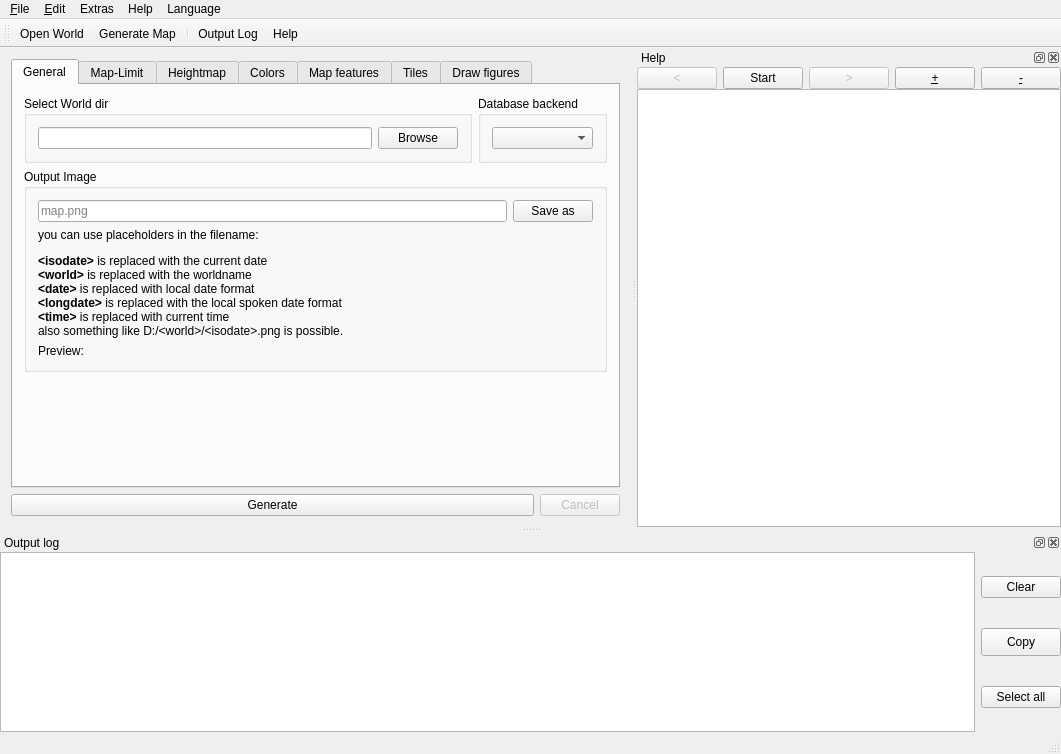
Old version of the form mainwindow.ui in the repository AirSThib/MinetestMapperGUI.
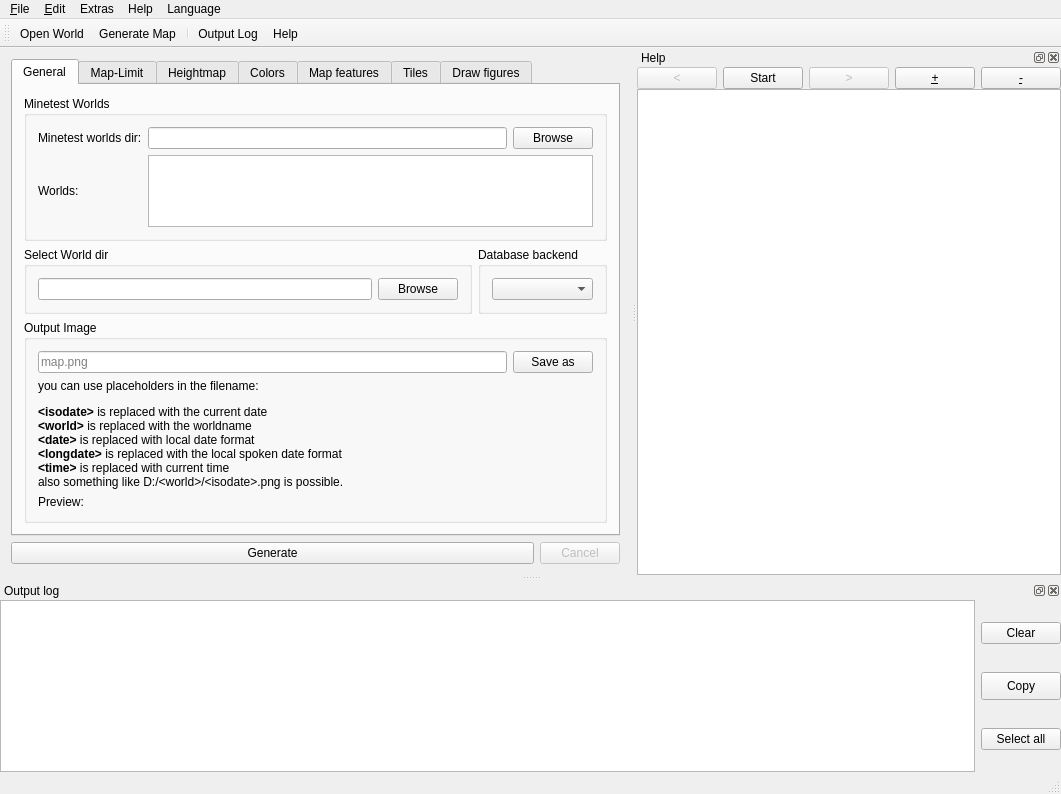
New version of the form. Icons and pictures are not drawn. Custom widgets are drawn as their Qt base class.

Commit message: Add new World Selector

Diff of the .ui file:
```diff
--- a/mainwindow.ui
+++ b/mainwindow.ui
@@ -7,7 +7,7 @@
     <x>0</x>
     <y>0</y>
     <width>1061</width>
-    <height>754</height>
+    <height>794</height>
    </rect>
   </property>
   <property name="windowTitle">
@@ -35,26 +35,29 @@
         <string>General</string>
        </attribute>
        <layout class="QGridLayout" name="gridLayout_5">
-        <item row="3" column="0">
-         <spacer name="verticalSpacer">
-          <property name="orientation">
-           <enum>Qt::Vertical</enum>
+        <item row="1" column="1">
+         <widget class="QGroupBox" name="groupBox">
+          <property name="title">
+           <string>Database backend</string>
           </property>
-          <property name="sizeHint" stdset="0">
-           <size>
-            <width>20</width>
-            <height>40</height>
-           </size>
-          </property>
-         </spacer>
+          <layout class="QVBoxLayout" name="verticalLayout_2">
+           <item>
+            <widget class="QComboBox" name="backend">
+             <property name="statusTip">
+              <string>Set or override the database backend to use. If you are not shure, select 'auto'</string>
+             </property>
+            </widget>
+           </item>
+          </layout>
+         </widget>
         </item>
-        <item row="0" column="0">
+        <item row="1" column="0">
          <widget class="QGroupBox" name="groupBox_2">
           <property name="title">
            <string>Select World dir</string>
           </property>
           <layout class="QGridLayout" name="gridLayout">
-           <item row="0" column="0">
+           <item row="1" column="0">
             <widget class="QLineEdit" name="path_World">
              <property name="statusTip">
               <string>Select the world directory, wich contains the world Database</string>
@@ -64,7 +67,7 @@
              </property>
             </widget>
            </item>
-           <item row="0" column="1">
+           <item row="1" column="1">
             <widget class="QPushButton" name="browseWorld">
              <property name="maximumSize">
               <size>
@@ -84,46 +87,26 @@
           </layout>
          </widget>
         </item>
-        <item row="0" column="1">
-         <widget class="QGroupBox" name="groupBox">
-          <property name="title">
-           <string>Database backend</string>
+        <item row="4" column="0">
+         <spacer name="verticalSpacer">
+          <property name="orientation">
+           <enum>Qt::Vertical</enum>
           </property>
-          <layout class="QVBoxLayout" name="verticalLayout_2">
-           <item>
-            <widget class="QComboBox" name="backend">
-             <property name="statusTip">
-              <string>Set or override the database backend to use. If you are not shure, select 'auto'</string>
-             </property>
-            </widget>
-           </item>
-          </layout>
-         </widget>
+          <property name="sizeHint" stdset="0">
+           <size>
+            <width>20</width>
+            <height>40</height>
+           </size>
+          </property>
+         </spacer>
         </item>
-        <item row="2" column="0" colspan="2">
+        <item row="3" column="0" colspan="2">
          <widget class="QGroupBox" name="groupBox_4">
           <property name="title">
            <string>Output Image</string>
           </property>
           <layout class="QGridLayout" name="gridLayout_2">
-           <item row="0" column="1">
-            <widget class="QPushButton" name="saveImage">
-             <property name="maximumSize">
-              <size>
-               <width>157</width>
-               <height>16777215</height>
-              </size>
-             </property>
-             <property name="text">
-              <string>Save as</string>
-             </property>
-             <property name="icon">
-              <iconset resource="minetestmappergui.qrc">
-               <normaloff>:/save</normaloff>:/save</iconset>
-             </property>
-            </widget>
-           </item>
-           <item row="0" column="0">
+           <item row="1" column="0">
             <widget class="QLineEdit" name="path_OutputImage">
              <property name="toolTip">
               <string>&lt;html&gt;&lt;head/&gt;&lt;body&gt;
@@ -145,23 +128,86 @@
              </property>
             </widget>
            </item>
+           <item row="1" column="1">
+            <widget class="QPushButton" name="saveImage">
+             <property name="maximumSize">
+              <size>
+               <width>157</width>
+               <height>16777215</height>
+              </size>
+             </property>
+             <property name="text">
+              <string>Save as</string>
+             </property>
+             <property name="icon">
+              <iconset resource="minetestmappergui.qrc">
+               <normaloff>:/save</normaloff>:/save</iconset>
+             </property>
+            </widget>
+           </item>
            <item row="2" column="0" colspan="2">
+            <widget class="QLabel" name="label_20">
+             <property name="text">
+              <string>&lt;html&gt;&lt;head/&gt;&lt;body&gt;
+&lt;p&gt;you can use placeholders in the filename:&lt;/p&gt;
+&lt;span style=&quot; font-weight:600;&quot;&gt;&amp;lt;isodate&amp;gt;&lt;/span&gt; is replaced with the current date&lt;br&gt;
+&lt;span style=&quot; font-weight:600;&quot;&gt;&amp;lt;world&amp;gt;&lt;/span&gt; is replaced with the worldname&lt;br&gt;
+&lt;span style=&quot; font-weight:600;&quot;&gt;&amp;lt;date&amp;gt;&lt;/span&gt; is replaced with local date format&lt;br&gt;
+&lt;span style=&quot; font-weight:600;&quot;&gt;&amp;lt;longdate&amp;gt;&lt;/span&gt; is replaced with the local spoken date format&lt;br&gt;
+&lt;span style=&quot; font-weight:600;&quot;&gt;&amp;lt;time&amp;gt;&lt;/span&gt; is replaced with current time&lt;br&gt;also something like D:/&amp;lt;world&amp;gt;/&amp;lt;isodate&amp;gt;.png is possible.&lt;/body&gt;&lt;/html&gt;</string>
+             </property>
+            </widget>
+           </item>
+           <item row="3" column="0" colspan="2">
             <widget class="QLabel" name="label_preview">
              <property name="text">
               <string>Preview: </string>
              </property>
             </widget>
            </item>
-           <item row="1" column="0" colspan="2">
-            <widget class="QLabel" name="label_20">
+          </layout>
+         </widget>
+        </item>
+        <item row="0" column="0" colspan="2">
+         <widget class="QGroupBox" name="groupBox_15">
+          <property name="title">
+           <string>Minetest Worlds</string>
+          </property>
+          <layout class="QGridLayout" name="gridLayout_17">
+           <item row="0" column="1">
+            <widget class="QLineEdit" name="path_minetestWorlds"/>
+           </item>
+           <item row="0" column="0">
+            <widget class="QLabel" name="label_22">
              <property name="text">
-              <string>&lt;html&gt;&lt;head/&gt;&lt;body&gt;
-&lt;p&gt;you can use placeholders in the filename:&lt;/p&gt;
-&lt;span style=&quot; font-weight:600;&quot;&gt;&amp;lt;isodate&amp;gt;&lt;/span&gt; is replaced with the current date&lt;br&gt;
-&lt;span style=&quot; font-weight:600;&quot;&gt;&amp;lt;world&amp;gt;&lt;/span&gt; is replaced with the worldname&lt;br&gt;
-&lt;span style=&quot; font-weight:600;&quot;&gt;&amp;lt;date&amp;gt;&lt;/span&gt; is replaced with local date format&lt;br&gt;
-&lt;span style=&quot; font-weight:600;&quot;&gt;&amp;lt;longdate&amp;gt;&lt;/span&gt; is replaced with the local spoken date format&lt;br&gt;
-&lt;span style=&quot; font-weight:600;&quot;&gt;&amp;lt;time&amp;gt;&lt;/span&gt; is replaced with current time&lt;br&gt;also something like D:/&amp;lt;world&amp;gt;/&amp;lt;isodate&amp;gt;.png is possible.&lt;/body&gt;&lt;/html&gt;</string>
+              <string>Minetest worlds dir:</string>
+             </property>
+            </widget>
+           </item>
+           <item row="0" column="2">
+            <widget class="QPushButton" name="browseWorldsDir">
+             <property name="maximumSize">
+              <size>
+               <width>157</width>
+               <height>16777215</height>
+              </size>
+             </property>
+             <property name="text">
+              <string>Browse</string>
+             </property>
+             <property name="icon">
+              <iconset resource="minetestmappergui.qrc">
+               <normaloff>:/open</normaloff>:/open</iconset>
+             </property>
+            </widget>
+           </item>
+           <item row="1" column="1" colspan="2">
+            <widget class="QTreeView" name="treeView"/>
+           </item>
+           <item row="1" column="0">
+            <widget class="QLabel" name="label_23">
+             <property name="text">
+              <string>Worlds:</string>
              </property>
             </widget>
            </item>
```
Left out of the diff: 12 changed lines with no effect on the pictures. The commit also changes 4 other files.
